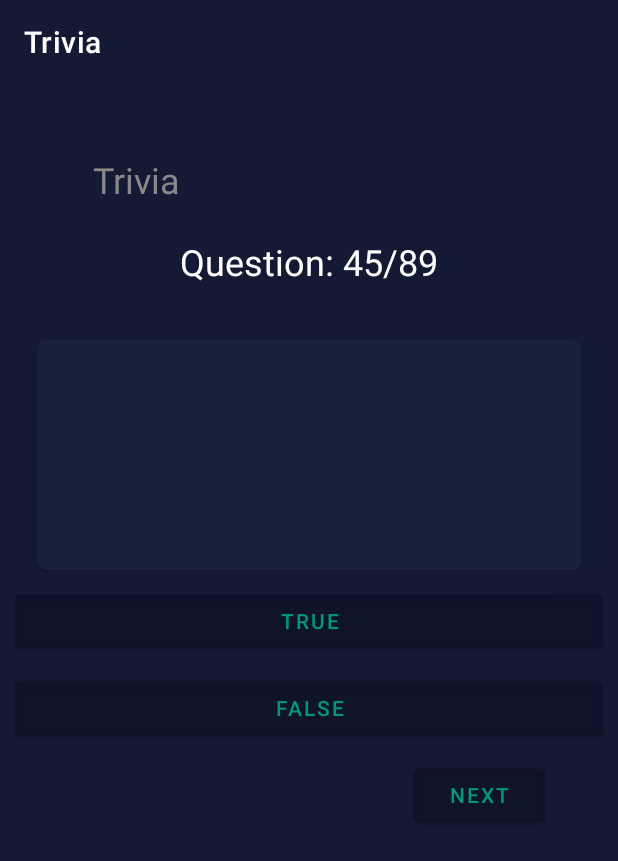
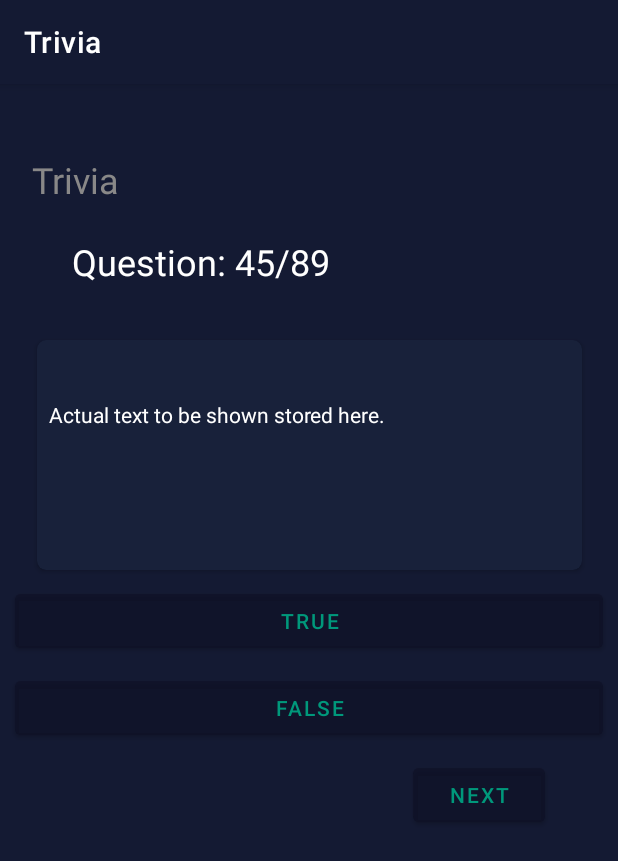
Before and after one commit to Shahrukh1505/Trivia, an Android app: the screen it shows after launch (MainActivity), on a phone screen of 412 x 824 dp. Shown: the top 861 px of the screen. Run offline under Robolectric (Android 15) with nearby library versions, the phone set to English and light mode, and no system bars; our stand-ins replace Volley, data binding; network calls fail; Roboto replaces fonts that are not available here.

```diff
--- a/app/build.gradle
+++ b/app/build.gradle
@@ -26,6 +26,9 @@ android {
         sourceCompatibility JavaVersion.VERSION_1_8
         targetCompatibility JavaVersion.VERSION_1_8
     }
+    buildFeatures {
+        dataBinding true
+    }
 }
 
 dependencies {
--- a/app/src/main/java/com/example/trivia/MainActivity.java
+++ b/app/src/main/java/com/example/trivia/MainActivity.java
@@ -1,8 +1,13 @@
 package com.example.trivia;
 
 import androidx.appcompat.app.AppCompatActivity;
+import androidx.databinding.DataBindingComponent;
+import androidx.databinding.DataBindingUtil;
+
+import android.database.DatabaseUtils;
 import android.os.Bundle;
 import android.util.Log;
+import android.view.View;
 
 import com.android.volley.Request;
 import com.android.volley.Response;
@@ -11,7 +16,9 @@ import com.android.volley.toolbox.JsonArrayRequest;
 import com.example.trivia.controller.AppController;
 import com.example.trivia.data.AnswerListAsyncResponse;
 import com.example.trivia.data.Repository;
+import com.example.trivia.databinding.ActivityMainBinding;
 import com.example.trivia.model.Question;
+import com.google.android.material.snackbar.Snackbar;
 
 import org.json.JSONArray;
 
@@ -19,17 +26,56 @@ import java.util.ArrayList;
 import java.util.List;
 
 public class MainActivity extends AppCompatActivity {
-String url = "https://raw.githubusercontent.com/curiousily/simple-quiz/master/script/statements-data.json";
-    @Override
+
+private ActivityMainBinding binding;
+private int currentQuestionIndex = 0;
+    List<Question> questionList;
+@Override
     protected void onCreate(Bundle savedInstanceState) {
         super.onCreate(savedInstanceState);
         setContentView(R.layout.activity_main);
+        binding = DataBindingUtil.setContentView(this,R.layout.activity_main);
 
-        List<Question> questions = new Repository().getQuestions(new AnswerListAsyncResponse() {
-            @Override
-            public void processFinished(ArrayList<Question> questionArrayList) {
-                Log.d("Main", "processFinished: " + questionArrayList.toString());
-            }
-        });
+   questionList = new Repository().getQuestions(questionArrayList -> binding.questionTextview.setText(questionArrayList.get(currentQuestionIndex).getAnswer()));
+
+
+
+binding.buttonNext.setOnClickListener(v -> {
+currentQuestionIndex = (currentQuestionIndex + 1)%questionList.size();
+updateQuestion();
+});
+binding.buttonTrue.setOnClickListener(v -> {
+checkAnswer(true);
+});
+binding.buttonFalse.setOnClickListener(v -> {
+checkAnswer(false);
+});
     }
+
+    private void checkAnswer(boolean userChoiceCorrect) {
+    boolean answer = questionList.get(currentQuestionIndex).isAnswerTrue();
+    int snackMessageId = 0;
+    if(userChoiceCorrect == answer){
+        snackMessageId = R.string.correct_answer;
+    }
+    else {
+        snackMessageId = R.string.incorrect;
+    }
+        Snackbar.make(binding.cardView, snackMessageId, Snackbar.LENGTH_SHORT).show();
+    }
+
+    private void updateCounter(ArrayList<Question> questionArrayList) {
+        binding.textviewOutOf.setText("Question: " + currentQuestionIndex + "/" + questionArrayList.size());
+    }
+//setting the text of cardview that is question
+    //calling update counter to show question number out of total number of question
+    private void updateQuestion() {
+        String question = questionList.get(currentQuestionIndex).getAnswer();
+
+    binding.questionTextview.setText((question));
+    updateCounter((ArrayList<Question>) questionList);
+    }
+
+
+
 }
--- a/app/src/main/res/layout/activity_main.xml
+++ b/app/src/main/res/layout/activity_main.xml
@@ -1,7 +1,13 @@
 <?xml version="1.0" encoding="utf-8"?>
-<androidx.constraintlayout.widget.ConstraintLayout xmlns:android="http://schemas.android.com/apk/res/android"
+<layout xmlns:android="http://schemas.android.com/apk/res/android"
     xmlns:app="http://schemas.android.com/apk/res-auto"
-    xmlns:tools="http://schemas.android.com/tools"
+    xmlns:tools="http://schemas.android.com/tools">
+
+    <data>
+
+    </data>
+
+    <androidx.constraintlayout.widget.ConstraintLayout
         android:layout_width="match_parent"
         android:layout_height="match_parent"
         android:background="#141A33"
@@ -15,13 +21,13 @@
             android:textSize="24sp"
             app:layout_constraintBottom_toBottomOf="parent"
             app:layout_constraintEnd_toEndOf="parent"
-        app:layout_constraintHorizontal_bias="0.175"
+            app:layout_constraintHorizontal_bias="0.06"
             app:layout_constraintStart_toStartOf="parent"
             app:layout_constraintTop_toTopOf="parent"
             app:layout_constraintVertical_bias="0.022" />
 
         <TextView
-        android:id="@+id/textView"
+            android:id="@+id/textview_out_of"
             android:layout_width="wrap_content"
             android:layout_height="wrap_content"
             android:layout_marginTop="22dp"
@@ -29,11 +35,12 @@
             android:textColor="@color/white"
             android:textSize="24sp"
             app:layout_constraintEnd_toEndOf="parent"
+            app:layout_constraintHorizontal_bias="0.2"
             app:layout_constraintStart_toStartOf="parent"
             app:layout_constraintTop_toBottomOf="@+id/title_text" />
 
         <androidx.cardview.widget.CardView
-        android:id="@+id/cardView"
+            android:id="@+id/card_view"
             android:layout_width="363dp"
             android:layout_height="153dp"
             android:layout_marginLeft="16dp"
@@ -44,30 +51,40 @@
             app:cardCornerRadius="6dp"
             app:layout_constraintEnd_toEndOf="parent"
             app:layout_constraintStart_toStartOf="parent"
-        app:layout_constraintTop_toBottomOf="@+id/textView" />
+            app:layout_constraintTop_toBottomOf="@+id/textview_out_of">
+
+            <TextView
+                android:id="@+id/question_textview"
+                style="@style/MainTextStyle"
+                android:layout_width="match_parent"
+                android:layout_height="wrap_content"
+                android:padding="@dimen/question_text_padding"
+                android:text="@string/placeholder"
+                android:textColor="@color/white" />
+        </androidx.cardview.widget.CardView>
 
         <Button
-        android:id="@+id/button"
+            android:id="@+id/button_true"
             style="@style/ButtonStyle"
             android:layout_width="match_parent"
             android:text="@string/true_button"
             app:layout_constraintEnd_toEndOf="parent"
             app:layout_constraintHorizontal_bias="0.473"
             app:layout_constraintStart_toStartOf="parent"
-        app:layout_constraintTop_toBottomOf="@+id/cardView" />
+            app:layout_constraintTop_toBottomOf="@+id/card_view" />
 
         <Button
-        android:id="@+id/button2"
+            android:id="@+id/button_false"
             style="@style/ButtonStyle"
             android:layout_width="match_parent"
             android:layout_height="wrap_content"
             android:text="@string/false_button"
             app:layout_constraintEnd_toEndOf="parent"
             app:layout_constraintStart_toStartOf="parent"
-        app:layout_constraintTop_toBottomOf="@+id/button" />
+            app:layout_constraintTop_toBottomOf="@+id/button_true" />
 
         <Button
-        android:id="@+id/button3"
+            android:id="@+id/button_next"
             style="@style/ButtonStyle"
             android:layout_width="wrap_content"
             android:layout_height="wrap_content"
@@ -76,6 +93,7 @@
             app:layout_constraintEnd_toEndOf="parent"
             app:layout_constraintHorizontal_bias="0.873"
             app:layout_constraintStart_toStartOf="parent"
-        app:layout_constraintTop_toBottomOf="@+id/button2" />
+            app:layout_constraintTop_toBottomOf="@+id/button_false" />
 
     </androidx.constraintlayout.widget.ConstraintLayout>
+</layout>
--- a/app/src/main/res/values/dimens.xml
+++ b/app/src/main/res/values/dimens.xml
@@ -2,4 +2,5 @@
 <resources>
     <dimen name="button_margin">10dp</dimen>
     <dimen name="button_padding">6dp</dimen>
+    <dimen name="question_text_padding">8dp</dimen>
 </resources>
--- a/app/src/main/res/values/strings.xml
+++ b/app/src/main/res/values/strings.xml
@@ -5,4 +5,7 @@
     <string name="true_button">TRUE</string>
     <string name="false_button">FALSE</string>
     <string name="next_button">NEXT</string>
+    <string name="placeholder">Actual text to be shown stored here.</string>
+    <string name="correct_answer">Correct</string>
+    <string name="incorrect">Incorrect</string>
 </resources>
--- a/build.gradle
+++ b/build.gradle
@@ -16,7 +16,7 @@ allprojects {
     repositories {
         google()
         mavenCentral()
-        jcenter() // Warning: this repository is going to shut down soon
+//        jcenter() // Warning: this repository is going to shut down soon
     }
 }
 
```
Lines whose indentation alone changed are shown as unchanged.
